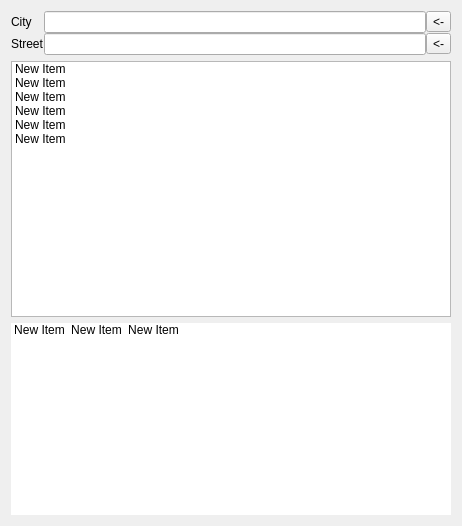
The window that client/addressdialog.ui (shentok/MoNav) describes before a commit, drawn with Qt 5.
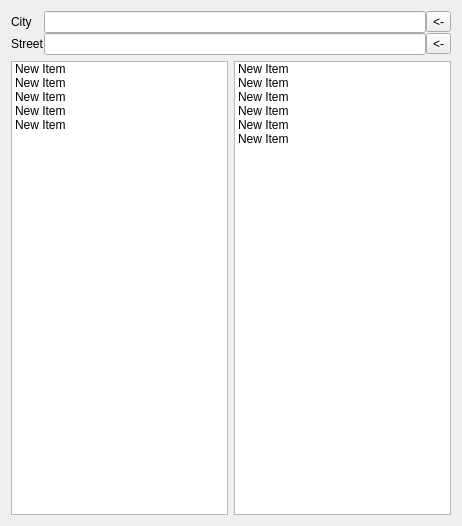
The same window after the commit.

```diff
--- a/client/addressdialog.ui
+++ b/client/addressdialog.ui
@@ -13,7 +13,7 @@
   <property name="windowTitle">
    <string>Dialog</string>
   </property>
-  <layout class="QVBoxLayout" name="verticalLayout" stretch="0,1,0">
+  <layout class="QVBoxLayout" name="verticalLayout">
    <item>
     <layout class="QGridLayout" name="gridLayout">
      <property name="spacing">
@@ -62,76 +62,23 @@
     </layout>
    </item>
    <item>
-    <widget class="QListWidget" name="suggestionList">
-     <property name="editTriggers">
-      <set>QAbstractItemView::NoEditTriggers</set>
-     </property>
-     <property name="selectionMode">
-      <enum>QAbstractItemView::NoSelection</enum>
-     </property>
-     <item>
-      <property name="text">
-       <string>New Item</string>
-      </property>
-     </item>
-     <item>
-      <property name="text">
-       <string>New Item</string>
-      </property>
-     </item>
-     <item>
-      <property name="text">
-       <string>New Item</string>
-      </property>
-     </item>
-     <item>
-      <property name="text">
-       <string>New Item</string>
-      </property>
-     </item>
-     <item>
-      <property name="text">
-       <string>New Item</string>
-      </property>
-     </item>
-     <item>
-      <property name="text">
-       <string>New Item</string>
-      </property>
-     </item>
-    </widget>
-   </item>
+    <layout class="QHBoxLayout" name="horizontalLayout">
    <item>
     <widget class="QListWidget" name="characterList">
-     <property name="sizePolicy">
-      <sizepolicy hsizetype="Expanding" vsizetype="Fixed">
-       <horstretch>0</horstretch>
-       <verstretch>0</verstretch>
-      </sizepolicy>
-     </property>
-     <property name="frameShape">
-      <enum>QFrame::NoFrame</enum>
-     </property>
-     <property name="horizontalScrollBarPolicy">
-      <enum>Qt::ScrollBarAlwaysOff</enum>
-     </property>
      <property name="editTriggers">
       <set>QAbstractItemView::NoEditTriggers</set>
      </property>
      <property name="selectionMode">
       <enum>QAbstractItemView::NoSelection</enum>
      </property>
-     <property name="movement">
-      <enum>QListView::Static</enum>
-     </property>
-     <property name="flow">
-      <enum>QListView::LeftToRight</enum>
+       <property name="isWrapping" stdset="0">
+        <bool>true</bool>
      </property>
      <property name="resizeMode">
       <enum>QListView::Adjust</enum>
      </property>
      <property name="viewMode">
-      <enum>QListView::IconMode</enum>
+        <enum>QListView::ListMode</enum>
      </property>
      <item>
       <property name="text">
@@ -148,7 +95,62 @@
        <string>New Item</string>
       </property>
      </item>
-    </widget>
+       <item>
+        <property name="text">
+         <string>New Item</string>
+        </property>
+       </item>
+       <item>
+        <property name="text">
+         <string>New Item</string>
+        </property>
+       </item>
+      </widget>
+     </item>
+     <item>
+      <widget class="QListWidget" name="suggestionList">
+       <property name="editTriggers">
+        <set>QAbstractItemView::NoEditTriggers</set>
+       </property>
+       <property name="selectionMode">
+        <enum>QAbstractItemView::NoSelection</enum>
+       </property>
+       <property name="resizeMode">
+        <enum>QListView::Adjust</enum>
+       </property>
+       <item>
+        <property name="text">
+         <string>New Item</string>
+        </property>
+       </item>
+       <item>
+        <property name="text">
+         <string>New Item</string>
+        </property>
+       </item>
+       <item>
+        <property name="text">
+         <string>New Item</string>
+        </property>
+       </item>
+       <item>
+        <property name="text">
+         <string>New Item</string>
+        </property>
+       </item>
+       <item>
+        <property name="text">
+         <string>New Item</string>
+        </property>
+       </item>
+       <item>
+        <property name="text">
+         <string>New Item</string>
+        </property>
+       </item>
+      </widget>
+     </item>
+    </layout>
    </item>
   </layout>
  </widget>
```
Left out of the diff: 3 changed lines with no effect on the pictures. Lines whose indentation alone changed are shown as unchanged.
